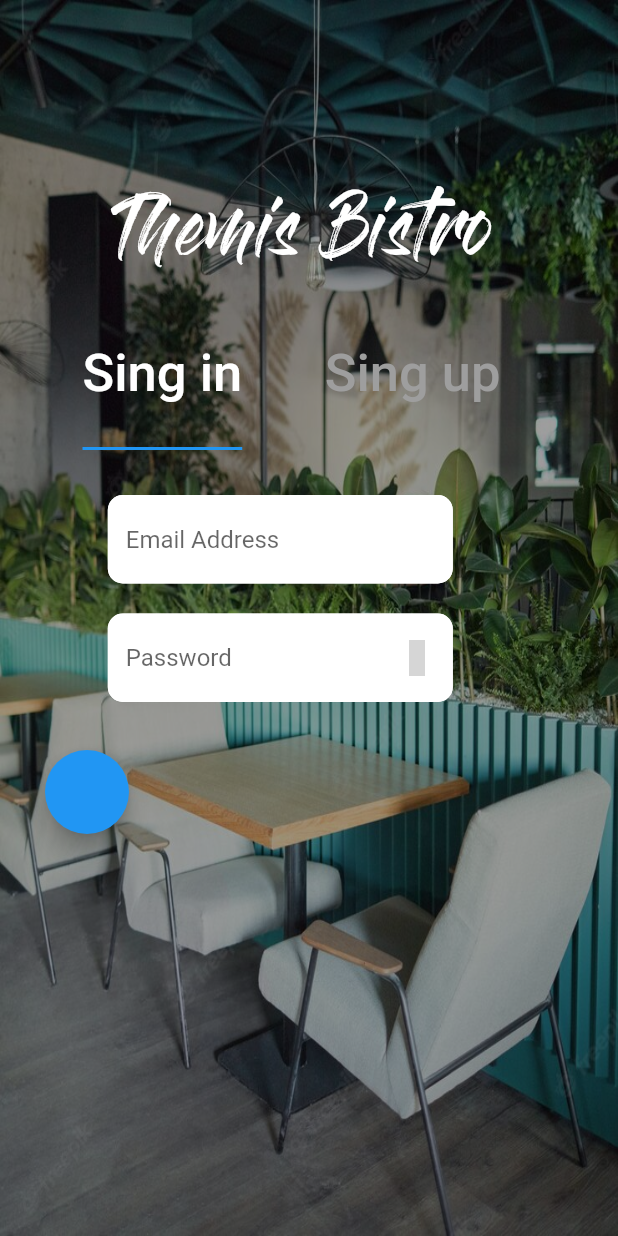
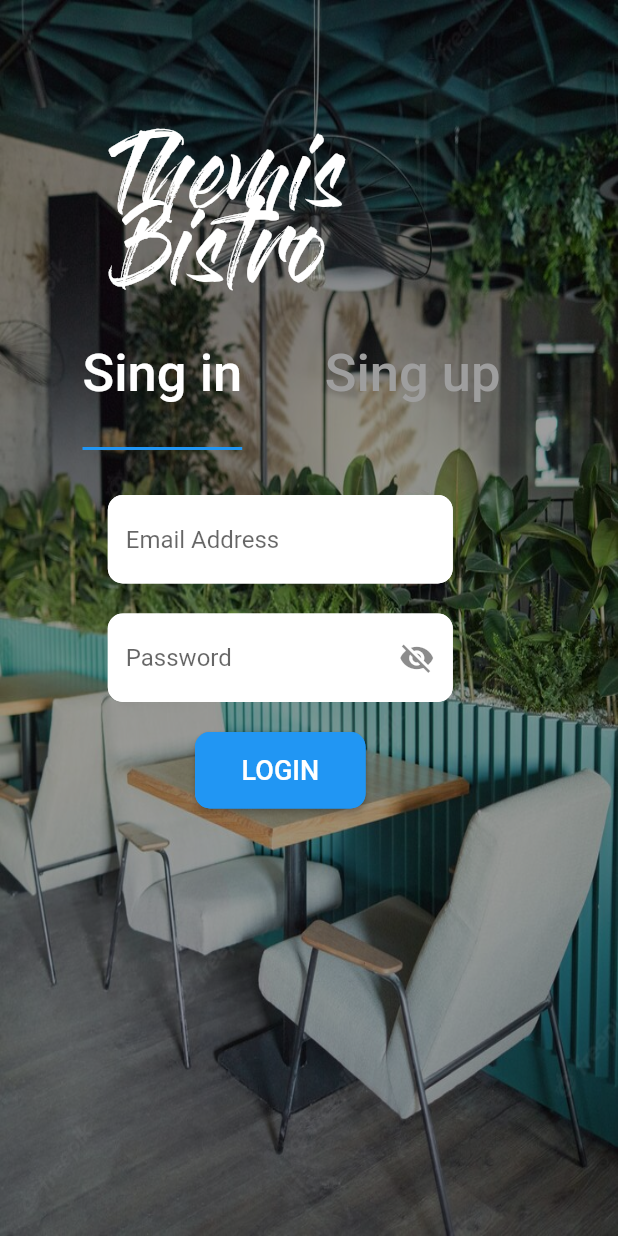
Before and after one commit to mobileapp234/Atestat, a Flutter app: the screen it shows after launch, on a phone screen of 412 x 824 dp. Run offline on Flutter 3.47's test engine with Material 2 defaults, Android fonts, the phone set to English and light mode, and no system bars; our stand-ins replace curved_navigation_bar, firebase_core, google_fonts; accounts and stored records are empty; grey boxes are pictures that could not be loaded.

Commit message:
ui part 5

```diff
--- a/lib/Connection/inregistrare.dart
+++ b/lib/Connection/inregistrare.dart
@@ -14,11 +14,21 @@ bool whichpage = false;
 class _LogareState extends State<Logare> with TickerProviderStateMixin {
   final textcontoller = TextEditingController();
   final TextEditingController _emailValue = TextEditingController();
-  final TextEditingController _passwordlValue = TextEditingController();
-  bool vizibility = true;
+  final TextEditingController _passwordlValue1 = TextEditingController();
+
+  final TextEditingController _passwordlValue2 = TextEditingController();
+  final TextEditingController _passwordlValue3 = TextEditingController();
+  bool _vizibility = true;
   void _toggleVizibility() {
     setState(() {
-      vizibility = !vizibility;
+      _vizibility = !_vizibility;
+    });
+  }
+
+  bool _vizibility2 = true;
+  void _toggleVizibility2() {
+    setState(() {
+      _vizibility2 = !_vizibility2;
     });
   }
 
@@ -45,14 +55,15 @@ class _LogareState extends State<Logare> with TickerProviderStateMixin {
               mainAxisAlignment: MainAxisAlignment.start,
               children: [
                 Padding(
-                  padding: const EdgeInsets.fromLTRB(80, 140, 40, 40),
+                  padding: const EdgeInsets.fromLTRB(80, 100, 40, 40),
                   child: Container(
-                    height: 100,
+                    height: 150,
+                    width: 1500,
                     child: const Text(
                       "Themis Bistro",
                       style: TextStyle(
                           fontFamily: "Gloss_And_Bloom",
-                          fontSize: 40,
+                          fontSize: 50,
                           color: Colors.white),
                     ),
                   ),
@@ -115,22 +126,46 @@ class _LogareState extends State<Logare> with TickerProviderStateMixin {
                             ),
                             const SizedBox(height: 20),
                             TextField(
-                              controller: _passwordlValue,
+                              controller: _passwordlValue1,
                               decoration: InputDecoration(
                                   filled: true,
                                   fillColor: Colors.white,
                                   hintText: 'Password',
                                   suffixIcon: GestureDetector(
                                     onTap: _toggleVizibility,
-                                    child: Icon(_),
+                                    child: Icon(_vizibility
+                                        ? Icons.visibility_off
+                                        : Icons.visibility),
                                   ),
                                   enabledBorder: OutlineInputBorder(
                                       borderRadius:
                                           BorderRadius.all(Radius.circular(10)),
                                       borderSide:
                                           BorderSide(color: Colors.white))),
-                              obscureText: true,
+                              obscureText: _vizibility,
                             ),
+                            const SizedBox(height: 20),
+                            ElevatedButton(
+                                style: ButtonStyle(
+                                    foregroundColor:
+                                        MaterialStateProperty.all<Color>(
+                                            Colors.white),
+                                    backgroundColor:
+                                        MaterialStateProperty.all<Color>(
+                                            Colors.blue),
+                                    shape: MaterialStateProperty.all<
+                                            RoundedRectangleBorder>(
+                                        RoundedRectangleBorder(
+                                            borderRadius:
+                                                BorderRadius.circular(10),
+                                            side: BorderSide(
+                                                color: Colors.blue)))),
+                                onPressed: () {},
+                                child: Padding(
+                                  padding: const EdgeInsets.all(15),
+                                  child: Text("Login".toUpperCase(),
+                                      style: const TextStyle(fontSize: 18)),
+                                ))
                           ],
                         )),
                       ),
@@ -140,6 +175,7 @@ class _LogareState extends State<Logare> with TickerProviderStateMixin {
                             child: Column(
                           children: [
                             TextField(
+                              //onTap: (int index){},
                               controller: _emailValue,
                               expands: false,
                               maxLines: 1,
@@ -155,34 +191,76 @@ class _LogareState extends State<Logare> with TickerProviderStateMixin {
                             ),
                             SizedBox(height: 20),
                             TextField(
-                              controller: _passwordlValue,
+                              controller: _passwordlValue2,
                               expands: false,
                               maxLines: 1,
                               decoration: InputDecoration(
                                   filled: true,
                                   fillColor: Colors.white,
                                   hintText: 'Password',
+                                  suffixIcon: GestureDetector(
+                                    onTap: _toggleVizibility2,
+                                    child: Icon(_vizibility2
+                                        ? Icons.visibility_off
+                                        : Icons.visibility),
+                                  ),
                                   enabledBorder: OutlineInputBorder(
                                       borderRadius:
                                           BorderRadius.all(Radius.circular(10)),
                                       borderSide:
                                           BorderSide(color: Colors.white))),
+                              obscureText: _vizibility2,
                             ),
                             SizedBox(height: 20),
                             TextField(
-                              controller: _passwordlValue,
+                              controller: _passwordlValue3,
                               expands: false,
                               maxLines: 1,
                               decoration: InputDecoration(
                                   filled: true,
                                   fillColor: Colors.white,
                                   hintText: 'Confirm Password',
+                                  suffixIcon: GestureDetector(
+                                    onTap: _toggleVizibility2,
+                                    child: Icon(_vizibility2
+                                        ? Icons.visibility_off
+                                        : Icons.visibility),
+                                  ),
                                   enabledBorder: OutlineInputBorder(
                                       borderRadius:
                                           BorderRadius.all(Radius.circular(10)),
                                       borderSide:
                                           BorderSide(color: Colors.white))),
+                              obscureText: _vizibility2,
                             ),
+                            const SizedBox(height: 20),
+                            ElevatedButton(
+                                child: Padding(
+                                  padding: const EdgeInsets.all(15),
+                                  child: Text("Create Account".toUpperCase(),
+                                      style: TextStyle(fontSize: 18)),
+                                ),
+                                style: ButtonStyle(
+                                    foregroundColor:
+                                        MaterialStateProperty.all<Color>(
+                                            Colors.white),
+                                    backgroundColor:
+                                        MaterialStateProperty.all<Color>(
+                                            Colors.blue),
+                                    shape: MaterialStateProperty.all<
+                                            RoundedRectangleBorder>(
+                                        RoundedRectangleBorder(
+                                            borderRadius:
+                                                BorderRadius.circular(10),
+                                            side: BorderSide(
+                                                color: Colors.blue)))),
+                                onPressed: () {
+                                  Navigator.push(
+                                    context,
+                                    MaterialPageRoute(
+                                        builder: (context) => const MainPage()),
+                                  );
+                                })
                           ],
                         )),
                       ),
@@ -190,16 +268,7 @@ class _LogareState extends State<Logare> with TickerProviderStateMixin {
                   ),
                 )
               ])),
-          Positioned(
-            left: 30,
-            top: 500,
-            child: FloatingActionButton(onPressed: () {
-              Navigator.push(
-                context,
-                MaterialPageRoute(builder: (context) => const MainPage()),
-              );
-            }),
-          )
+          const SizedBox(height: 100),
         ],
       ),
     );
```
